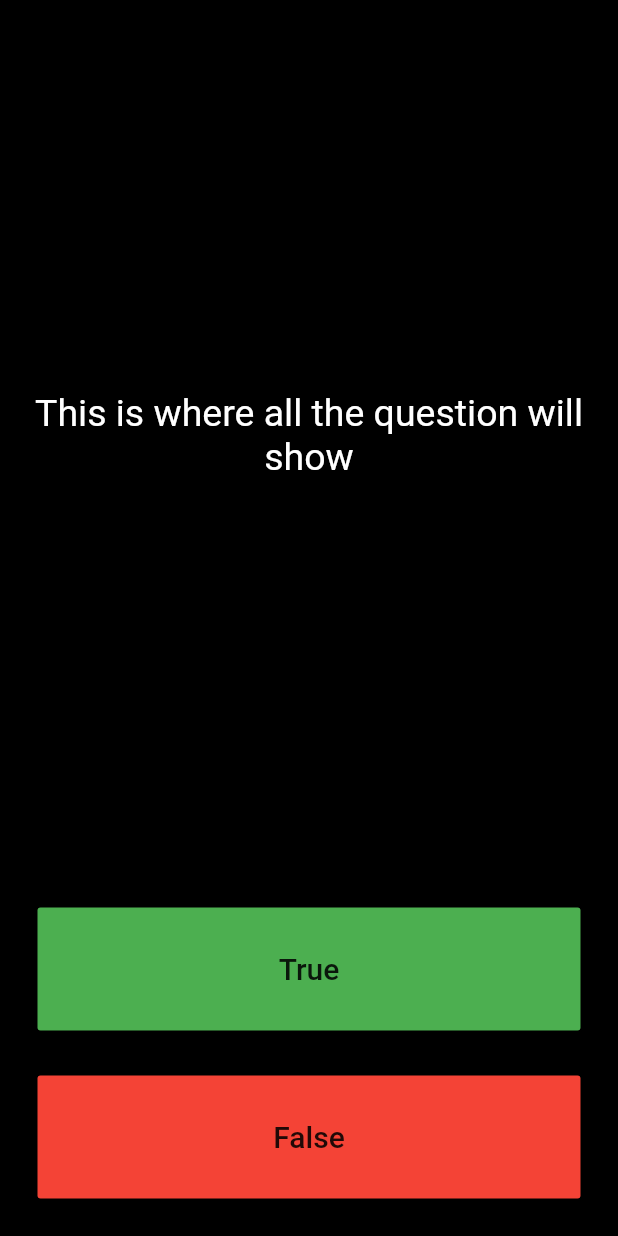
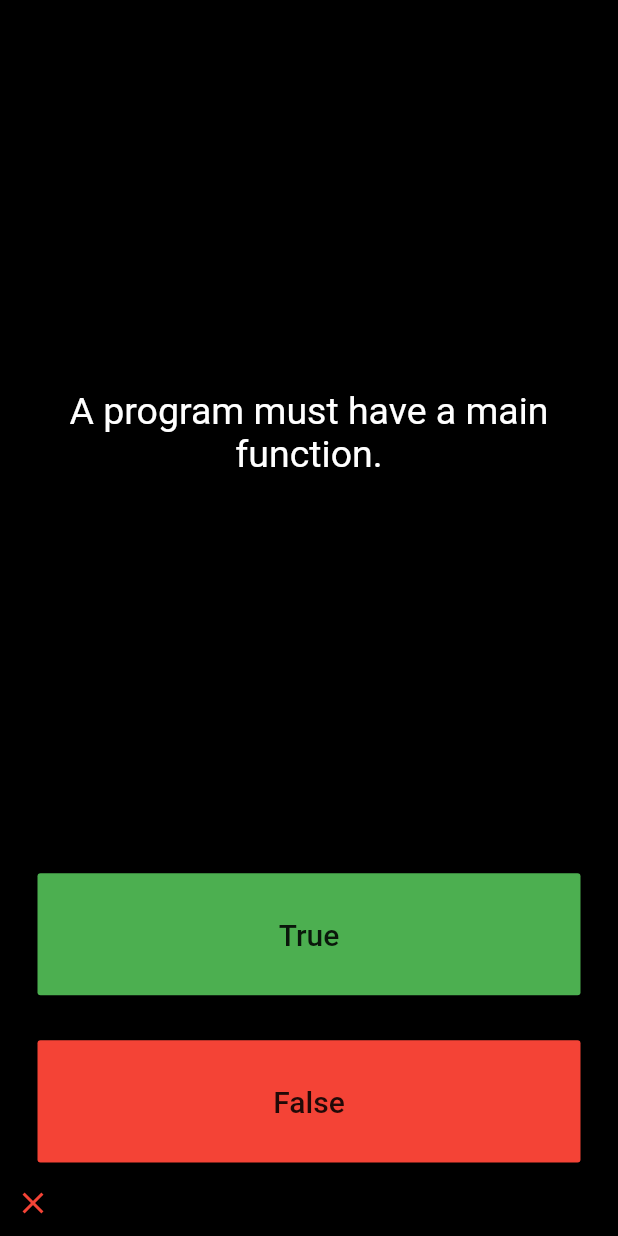
Before and after one commit to AVoid1/quizzler, a Flutter app: the screen it shows after launch, after a tap on "True", on a phone screen of 412 x 824 dp. Run offline on Flutter 3.47's test engine with Material 2 defaults, Android fonts, the phone set to English and light mode, and no system bars.

Commit message:
i am adding class

```diff
--- a/lib/main.dart
+++ b/lib/main.dart
@@ -1,4 +1,6 @@
 import 'package:flutter/material.dart';
+import 'dart:math';
+import 'package:quizzler/question.dart';
 
 void main() {
   runApp(const MaterialApp(
@@ -23,27 +25,50 @@ class quizllerApp extends StatefulWidget {
 }
 
 class _quizllerAppState extends State<quizllerApp> {
+  List<Widget> scoreKeeper = [];
+
+  // List<String> questions = [
+  //   'The computer will carry out the instructions that follow the symbol',
+  //   'A program must have a main function.',
+  //   'There is no limit on the size of the numbers that can be stored in the int data type.',
+  // ];
+
+  // List<bool> answers = [false, true, false];
+
+  // Question q1 = Question(
+  //     q: 'The computer will carry out the instructions that follow the symbol',
+  //     a: false);
+
+  List<Question> questionsBank = [
+    Question(
+        q: 'The computer will carry out the instructions that follow the symbol',
+        a: false),
+    Question(q: 'A program must have a main function.', a: true),
+    Question(
+        q: 'There is no limit on the size of the numbers that can be stored in the int data type.',
+        a: false)
+  ];
+
+  int questionNumber = 0;
+
   @override
   Widget build(BuildContext context) {
     return Column(
       mainAxisAlignment: MainAxisAlignment.spaceBetween,
       crossAxisAlignment: CrossAxisAlignment.stretch,
-      children: [
-        const Expanded(
+      children: <Widget>[
+        Expanded(
           flex: 5,
           child: Center(
             child: Text(
-              'This is where all the question will show',
+              questionsBank[questionNumber].questionText,
               textAlign: TextAlign.center,
-              style: TextStyle(
+              style: const TextStyle(
                 fontSize: 25,
                 color: Colors.white,
               ),
             ),
           ),
-        ),
-        const SizedBox(
-          height: 20,
         ),
         Expanded(
           flex: 1,
@@ -51,7 +76,34 @@ class _quizllerAppState extends State<quizllerApp> {
             padding: const EdgeInsets.all(15.0),
             child: FlatButton(
               color: Colors.green,
-              onPressed: () {},
+              onPressed: () {
+                bool correctAnswer =
+                    questionsBank[questionNumber].questionAnswer;
+                if (correctAnswer == true) {
+                  scoreKeeper.add(
+                    const Icon(
+                      Icons.check,
+                      color: Colors.green,
+                    ),
+                  );
+                  print('user got it right');
+                } else {
+                  scoreKeeper.add(
+                    const Icon(
+                      Icons.close,
+                      color: Colors.red,
+                    ),
+                  );
+                  print('user got it wrong');
+                }
+                setState(
+                  () {
+                    setState(() {
+                      questionNumber++;
+                    });
+                  },
+                );
+              },
               child: const Text(
                 'True',
                 style: TextStyle(
@@ -67,7 +119,30 @@ class _quizllerAppState extends State<quizllerApp> {
             padding: const EdgeInsets.all(15.0),
             child: FlatButton(
               color: Colors.red,
-              onPressed: () {},
+              onPressed: () {
+                bool correctAnswer =
+                    questionsBank[questionNumber].questionAnswer;
+                if (correctAnswer == false) {
+                  scoreKeeper.add(
+                    const Icon(
+                      Icons.check,
+                      color: Colors.green,
+                    ),
+                  );
+                } else {
+                  scoreKeeper.add(
+                    const Icon(
+                      Icons.close,
+                      color: Colors.red,
+                    ),
+                  );
+                }
+                setState(() {
+                  setState(() {
+                    questionNumber++;
+                  });
+                });
+              },
               child: const Text(
                 'False',
                 style: TextStyle(
@@ -77,6 +152,9 @@ class _quizllerAppState extends State<quizllerApp> {
             ),
           ),
         ),
+        Row(
+          children: scoreKeeper,
+        )
       ],
     );
   }
--- /dev/null
+++ b/lib/question.dart
@@ -0,0 +1,9 @@
+class Question {
+  late String questionText;
+  late bool questionAnswer;
+
+  Question({required String q, required bool a}) {
+    questionText = q;
+    questionAnswer = a;
+  }
+}
```
Also changed, not shown: 16 other files.
